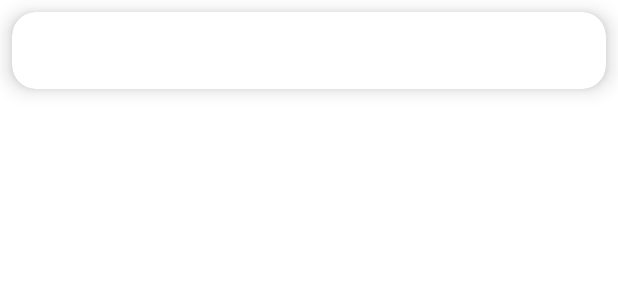
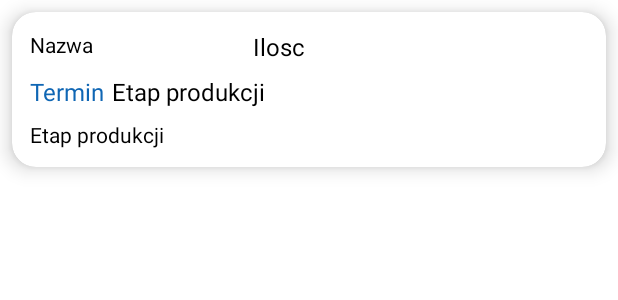
Before and after one commit to Tobiasz123098/ScannerMobileApp, an Android app: the layout recyclerview_row.xml on its own in the app's theme, with its tools: preview values and no code run, on a phone screen of 412 x 824 dp. Shown: the top 300 px of the screen. Run offline under Robolectric (Android 15) with nearby library versions, the phone set to English and light mode, and no system bars; network calls fail.

Commit message:
Recyclerview with correct data

```diff
--- a/app/src/main/res/layout/recyclerview_row.xml
+++ b/app/src/main/res/layout/recyclerview_row.xml
@@ -17,6 +17,44 @@
         android:orientation="vertical"
         android:padding="8dp">
 
+        <RelativeLayout
+            android:layout_width="wrap_content"
+            android:layout_height="wrap_content"
+            android:layout_marginHorizontal="0dp"
+            android:orientation="horizontal">
+
+
+            <TextView
+                android:id="@+id/productNameTextView"
+                android:layout_width="133dp"
+                android:layout_height="wrap_content"
+                android:maxLines="1"
+                android:text="Nazwa"
+                android:textColor="@color/black"
+                app:autoSizeMaxTextSize="16sp"
+                app:autoSizeMinTextSize="12sp"
+                app:autoSizeStepGranularity="2sp"
+                app:autoSizeTextType="uniform"
+                android:gravity="center_vertical"
+                app:layout_constraintBottom_toBottomOf="parent"
+                app:layout_constraintStart_toStartOf="parent"
+                app:layout_constraintTop_toTopOf="parent" />
+
+            <TextView
+                android:id="@+id/operationNameTextView"
+                android:layout_width="wrap_content"
+                android:layout_height="wrap_content"
+                android:layout_marginStart="15dp"
+                android:layout_toEndOf="@+id/productNameTextView"
+                android:text="Ilosc"
+                android:textColor="@color/black"
+                android:textSize="16dp"
+                app:layout_constraintBottom_toBottomOf="@+id/productNameTextView"
+                app:layout_constraintStart_toEndOf="@id/productNameTextView"
+                app:layout_constraintTop_toTopOf="@+id/productNameTextView" />
+
+        </RelativeLayout>
+
         <LinearLayout
             android:layout_width="wrap_content"
             android:layout_height="wrap_content"
@@ -24,9 +62,35 @@
             android:orientation="horizontal">
 
             <TextView
-                android:id="@+id/elementTextView"
+                android:id="@+id/terminPlainText"
                 android:layout_width="wrap_content"
                 android:layout_height="wrap_content"
+                android:text="Termin"
+                android:textColor="#0F66B4"
+                android:textSize="16dp" />
+
+            <TextView
+                android:id="@+id/completionTerm"
+                android:layout_width="wrap_content"
+                android:layout_height="wrap_content"
+                android:layout_marginStart="5dp"
+                android:text="Etap produkcji"
+                android:textColor="@color/black"
+                android:textSize="16dp" />
+
+        </LinearLayout>
+
+        <LinearLayout
+            android:layout_width="wrap_content"
+            android:layout_height="wrap_content"
+            android:layout_marginTop="8dp"
+            android:orientation="horizontal">
+
+            <TextView
+                android:id="@+id/productionOrderNumberTextView"
+                android:layout_width="wrap_content"
+                android:layout_height="wrap_content"
+                android:text="Etap produkcji"
                 android:textColor="@color/black"
                 app:autoSizeMaxTextSize="160sp"
                 app:autoSizeMinTextSize="6sp"
```
Also changed, not shown: app/src/main/java/com/example/scannerqrapplication/OrderListActivity.java (+26 -16 lines), app/src/main/java/com/example/scannerqrapplication/OrderListAdapter.java (+73 -11 lines), app/src/main/java/com/example/scannerqrapplication/OrdersData.java (added, +31 -0 lines).
